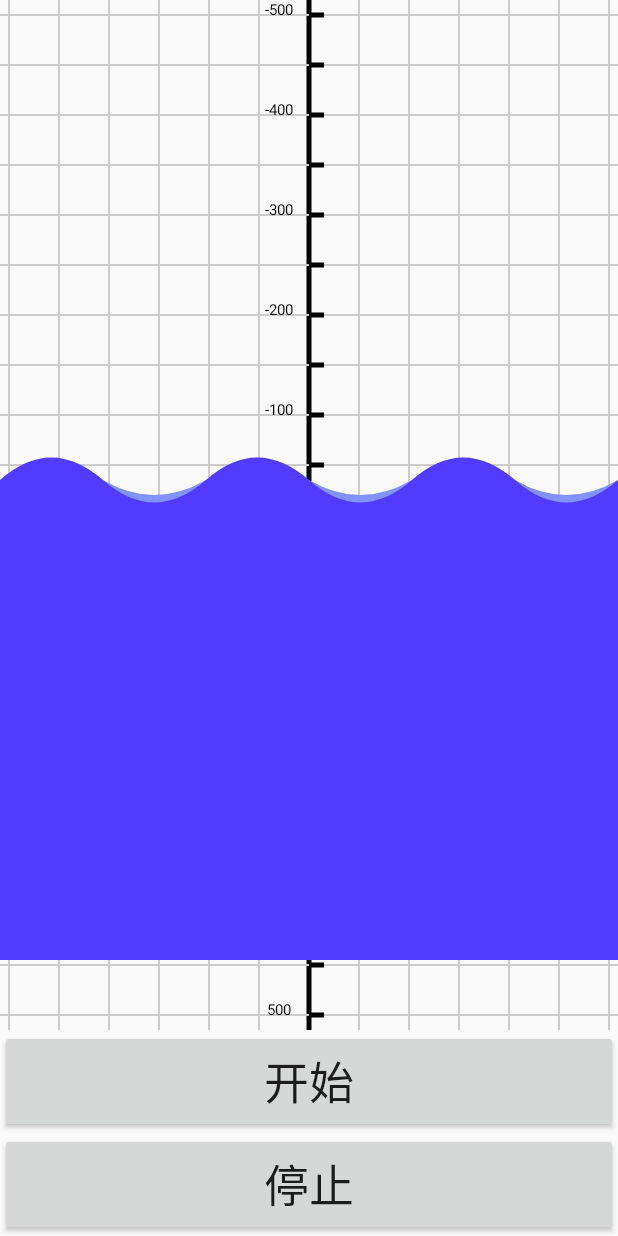
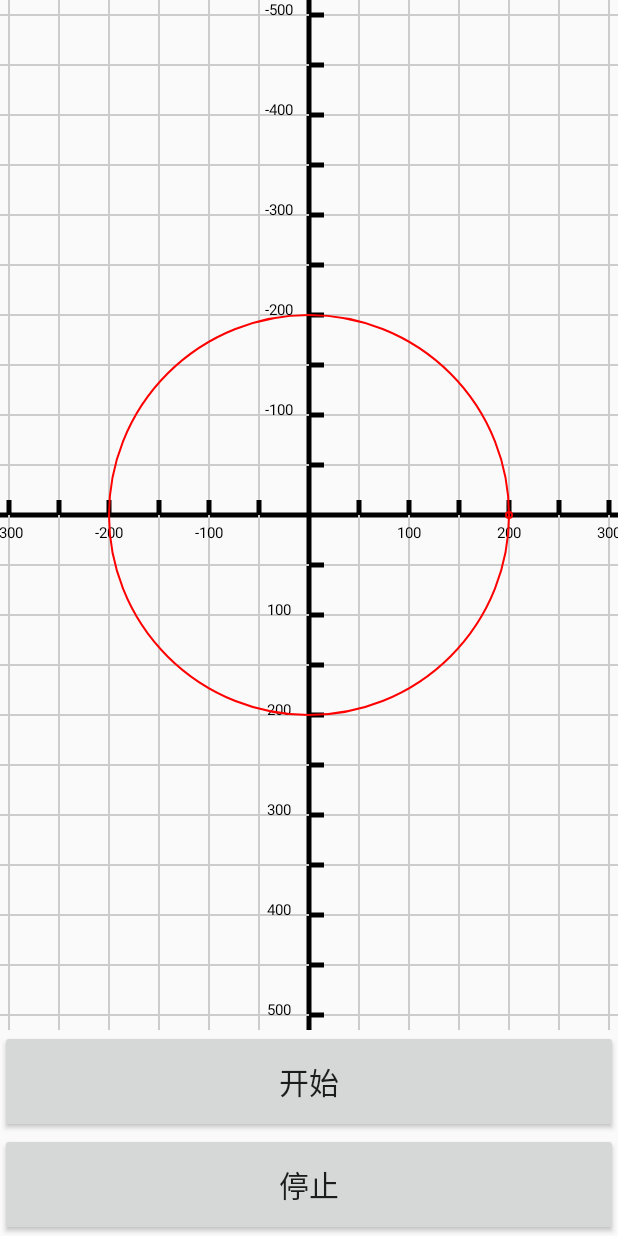
Before and after one commit to Jerryzouzou/FunctionGroup, an Android app: the layout activity_pathmeasure_getpostan.xml on its own in the app's theme, with its tools: preview values and no code run, on a phone screen of 412 x 824 dp. Run offline under Robolectric (Android 15) with nearby library versions, the phone set to English and light mode, and no system bars.

Commit message:
通过PathMeasure的getPosTan获取坐标和余弦正弦值的数据计算画飞机绕着圆转

```diff
--- a/app/src/main/AndroidManifest.xml
+++ b/app/src/main/AndroidManifest.xml
@@ -24,6 +24,7 @@
         <activity android:name=".BezierLines.BezierHeartViewSpringActivity"/>
         <activity android:name=".BezierLines.BezierStickDotViewActivity" />
         <activity android:name=".BezierLines.BoatBezierWaveActivity" />
+        <activity android:name=".PathMeasure.PathMeasureGetPosTanActivity" />
     </application>
 
 </manifest>
--- /dev/null
+++ b/app/src/main/java/com/hard/function/PathMeasure/PathMeasureGetPosTanView.java
@@ -0,0 +1,109 @@
+package com.hard.function.PathMeasure;
+
+import android.animation.ValueAnimator;
+import android.content.Context;
+import android.graphics.Bitmap;
+import android.graphics.BitmapFactory;
+import android.graphics.Canvas;
+import android.graphics.Color;
+import android.graphics.Matrix;
+import android.graphics.Paint;
+import android.graphics.Path;
+import android.graphics.PathMeasure;
+import android.util.AttributeSet;
+import android.util.Log;
+import android.view.animation.LinearInterpolator;
+
+import com.hard.function.R;
+import com.hard.function.common.GridCoordinateCustomBaseView;
+import com.hard.function.tool.UIUtils;
+
+import androidx.annotation.Nullable;
+
+/**
+ * @author Jerry Lai on 2019/11/07
+ * 通过PathMeasure的getPosTan获取坐标和余弦正弦值的数据计算画飞机绕着圆转
+ */
+public class PathMeasureGetPosTanView extends GridCoordinateCustomBaseView {
+
+    private static final float STEP = 0.005f;
+
+    private Bitmap mArrowBitmap;
+    private Path mCirclePath;
+    private Paint mCirclePaint;
+    private PathMeasure mPathMeasure;
+    private Matrix mMatrix;
+    private ValueAnimator valueAnimator;
+
+    private float mCurrentValue = 0;    // 当前移动值
+    private float[] mPos, mTan; //PathMeasure测量过程中getPosTan返回的数据
+
+
+    public PathMeasureGetPosTanView(Context context) {
+        super(context);
+    }
+
+    public PathMeasureGetPosTanView(Context context, @Nullable AttributeSet attrs) {
+        super(context, attrs);
+    }
+
+    public PathMeasureGetPosTanView(Context context, @Nullable AttributeSet attrs, int defStyleAttr) {
+        super(context, attrs, defStyleAttr);
+    }
+
+    @Override
+    protected void init(Context context) {
+        mPos = new float[2];
+        mTan = new float[2];
+        mMatrix = new Matrix();
+        mArrowBitmap = BitmapFactory.decodeResource(context.getResources(), R.mipmap.arrow);
+        mCirclePaint = UIUtils.getStrokePaint(context, 2, Color.RED);
+        mCirclePath = new Path();
+        mCirclePath.addCircle(0, 0, 200, Path.Direction.CW);
+        mPathMeasure = new PathMeasure(mCirclePath, false);
+
+        valueAnimator = ValueAnimator.ofFloat(0, 1f);
+        valueAnimator.setDuration(5000);
+        valueAnimator.setInterpolator(new LinearInterpolator());
+        valueAnimator.setRepeatCount(ValueAnimator.INFINITE);
+        valueAnimator.addUpdateListener((ValueAnimator animator)->{
+            mCurrentValue +=STEP;
+            if (mCurrentValue > 1) mCurrentValue = 0;
+            //mCurrentValue = (float) animator.getAnimatedValue();
+            invalidate();
+        });
+    }
+
+    @Override
+    protected void onDraw(Canvas canvas) {
+        drawCoordinateGrid(canvas);
+
+        canvas.translate(mWidth/2, mHeight/2);  //移至坐标系原点
+        canvas.drawPath(mCirclePath, mCirclePaint);
+
+        mPathMeasure.getPosTan(mPathMeasure.getLength()*mCurrentValue, mPos, mTan);  //获取坐标点和余弦正弦值的数据
+        float degree = (float) (Math.atan2(mTan[1], mTan[0])*180/Math.PI);  //计算对应角度
+
+        Log.i("Jerry getPosTan_1", "------------pos[0] = " + mPos[0] + "; pos[1] = " + mPos[1]);
+        Log.i("Jerry getPosTan_2", "------------tan[0](cos) = " + mTan[0] + "; tan[1](sin) = " + mTan[1]);
+        Log.i("Jerry getPosTan_3", "path length = " + mPathMeasure.getLength() * mCurrentValue);
+        Log.i("Jerry getPosTan_4", "degree = " + degree);
+
+        mMatrix.reset();
+        //在图片中心点旋转
+        mMatrix.postRotate(degree, mArrowBitmap.getWidth()/2, mArrowBitmap.getHeight()/2);
+        //设置位置，要减去图片一半宽高的偏移量
+        mMatrix.postTranslate(mPos[0]-mArrowBitmap.getWidth()/2,
+                mPos[1]-mArrowBitmap.getHeight()/2);
+        canvas.drawBitmap(mArrowBitmap, mMatrix, mCirclePaint);
+        canvas.drawCircle(mPos[0], mPos[1], 3, mCirclePaint);   //pos处画个红点
+    }
+
+    public void startAnim(){
+        valueAnimator.start();
+    }
+
+    public void stopAnim(){
+        valueAnimator.cancel();
+    }
+}
--- a/app/src/main/res/layout/activity_boat_wave_view.xml
+++ b/app/src/main/res/layout/activity_pathmeasure_getpostan.xml
@@ -4,8 +4,8 @@
     android:layout_height="match_parent"
     android:orientation="vertical">
 
-    <com.hard.function.BezierLines.BoatWaveWithBezierView
-        android:id="@+id/boat_wave_view"
+    <com.hard.function.PathMeasure.PathMeasureGetPosTanView
+        android:id="@+id/get_pos_view"
         android:layout_width="match_parent"
         android:layout_height="0dp"
         android:layout_weight="10"/>
@@ -16,7 +16,7 @@
         android:layout_height="0dp"
         android:layout_weight="1"
         android:gravity="center"
-        android:textSize="30sp"
+        android:textSize="20sp"
         android:text="开始"
         />
 
@@ -26,7 +26,7 @@
         android:layout_height="0dp"
         android:layout_weight="1"
         android:gravity="center"
-        android:textSize="30sp"
+        android:textSize="20sp"
         android:text="停止"
         />
 
```
Also changed, not shown: app/src/main/java/com/hard/function/MainActivity.java (+6 -1 lines), app/src/main/java/com/hard/function/PathMeasure/PathMeasureGetPosTanActivity.java (added, +41 -0 lines), app/src/main/res/layout/activity_main.xml (+22 -0 lines), app/src/main/res/mipmap-anydpi-v26/arrow.png (added), app/src/main/res/mipmap-hdpi/arrow.png (added), app/src/main/res/mipmap-mdpi/arrow.png (added), app/src/main/res/mipmap-xhdpi/arrow.png (added), app/src/main/res/mipmap-xxhdpi/arrow.png (added), app/src/main/res/mipmap-xxxhdpi/arrow.png (added).
